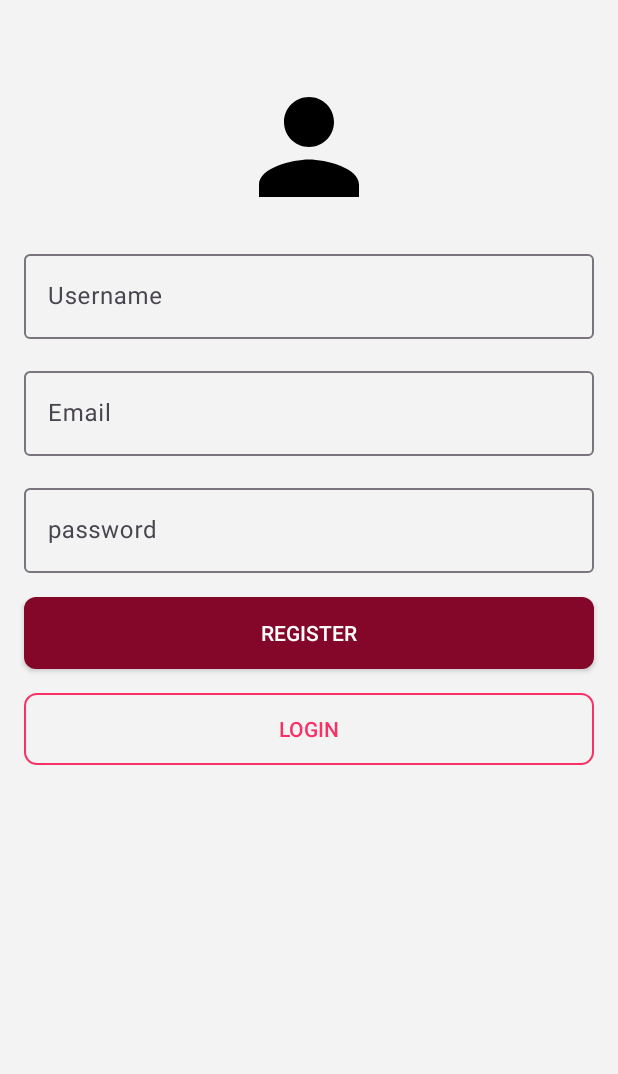
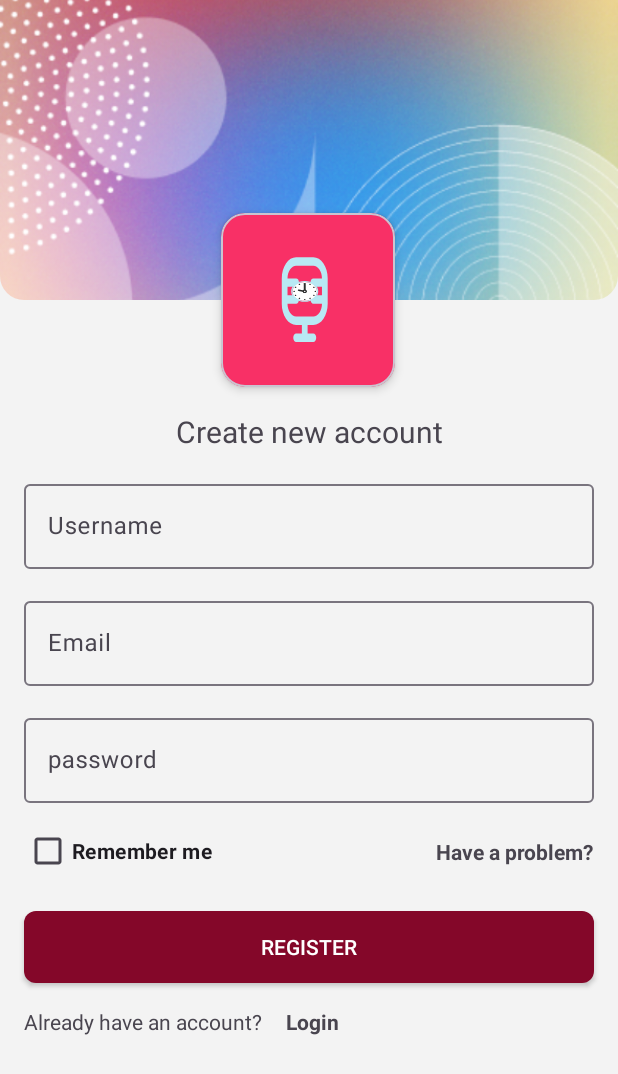
Before and after one commit to shamardn/Podcast-Time, an Android app: the SignupFragment screen opened through its navigation route, on a phone screen of 412 x 824 dp. Shown: the top 1074 px of the screen. Run offline under Robolectric (Android 15) with nearby library versions, the phone set to English and light mode, and no system bars; our stand-ins replace Dagger/Hilt's generated code, navigation-ui; network calls fail; pictures from the network do not load.

Commit message:
redesign signup screen

```diff
--- a/app/src/main/res/layout/fragment_login.xml
+++ b/app/src/main/res/layout/fragment_login.xml
@@ -48,7 +48,7 @@
         app:layout_constraintStart_toStartOf="parent"
         app:layout_constraintTop_toBottomOf="@id/card_login_app_logo" />
     <com.google.android.material.textfield.TextInputLayout
-        android:id="@+id/email_input_layout"
+        android:id="@+id/username_input_layout"
         android:layout_width="0dp"
         android:layout_height="wrap_content"
         android:layout_margin="@dimen/space8x"
@@ -58,7 +58,7 @@
         app:layout_constraintTop_toBottomOf="@id/text_login_title">
 
         <com.google.android.material.textfield.TextInputEditText
-            android:id="@+id/email_input"
+            android:id="@+id/username_input"
             android:layout_width="match_parent"
             android:layout_height="wrap_content"
             android:hint="@string/username"
@@ -74,7 +74,7 @@
         app:hintEnabled="true"
         app:layout_constraintEnd_toEndOf="parent"
         app:layout_constraintStart_toStartOf="parent"
-        app:layout_constraintTop_toBottomOf="@id/email_input_layout">
+        app:layout_constraintTop_toBottomOf="@id/username_input_layout">
 
         <com.google.android.material.textfield.TextInputEditText
             android:id="@+id/password_input"
@@ -85,10 +85,11 @@
     </com.google.android.material.textfield.TextInputLayout>
 
     <com.google.android.material.checkbox.MaterialCheckBox
-        android:id="@+id/checkbox_remember_me"
+        android:id="@+id/checkbox_login_remember_me"
         android:layout_width="wrap_content"
         android:layout_height="wrap_content"
-        android:layout_margin="@dimen/space4x"
+        android:layout_marginStart="@dimen/space8x"
+        android:layout_marginTop="@dimen/space4x"
         android:text="@string/remember_me"
         android:textStyle="bold"
         android:textSize="14sp"
@@ -103,9 +104,9 @@
         android:text="@string/forget_password"
         android:textSize="14sp"
         android:textStyle="bold"
-        app:layout_constraintBottom_toBottomOf="@+id/checkbox_remember_me"
+        app:layout_constraintBottom_toBottomOf="@+id/checkbox_login_remember_me"
         app:layout_constraintEnd_toEndOf="parent"
-        app:layout_constraintTop_toTopOf="@+id/checkbox_remember_me" />
+        app:layout_constraintTop_toTopOf="@+id/checkbox_login_remember_me" />
 
     <androidx.appcompat.widget.AppCompatButton
         android:id="@+id/btn_login"
@@ -117,7 +118,7 @@
         android:textColor="@color/white"
         app:layout_constraintEnd_toEndOf="parent"
         app:layout_constraintStart_toStartOf="parent"
-        app:layout_constraintTop_toBottomOf="@id/checkbox_remember_me" />
+        app:layout_constraintTop_toBottomOf="@id/checkbox_login_remember_me" />
 
     <TextView
         android:id="@+id/text_dont_have_acount"
--- a/app/src/main/res/layout/fragment_signup.xml
+++ b/app/src/main/res/layout/fragment_signup.xml
@@ -2,37 +2,69 @@
 <androidx.constraintlayout.widget.ConstraintLayout xmlns:android="http://schemas.android.com/apk/res/android"
     xmlns:app="http://schemas.android.com/apk/res-auto"
     android:layout_width="match_parent"
-    android:background="@color/background"
-    android:layout_height="match_parent">
+    android:layout_height="match_parent"
+    android:background="@color/background">
 
     <com.google.android.material.imageview.ShapeableImageView
-        android:id="@+id/img_signup_app_logo"
-        android:layout_width="100dp"
-        android:layout_height="100dp"
-        android:layout_marginTop="@dimen/space24x"
+        android:id="@+id/imageView"
+        android:layout_width="match_parent"
+        android:layout_height="200dp"
+        android:scaleType="centerCrop"
+        android:src="@drawable/bg"
         app:layout_constraintEnd_toEndOf="parent"
-        app:layout_constraintHorizontal_bias="0.5"
         app:layout_constraintStart_toStartOf="parent"
         app:layout_constraintTop_toTopOf="parent"
-        app:shapeAppearanceOverlay="@style/RoundedImageView"
-        android:src="@drawable/ic_person" />
+        app:shapeAppearanceOverlay="@style/RoundedImageViewBottom" />
+
+    <com.google.android.material.card.MaterialCardView
+        android:id="@+id/card_signup_app_logo"
+        android:layout_width="116dp"
+        android:layout_height="116dp"
+        app:cardCornerRadius="@dimen/space8x"
+        app:cardElevation="@dimen/space2x"
+        android:backgroundTint="@color/primary"
+        app:layout_constraintBottom_toBottomOf="@+id/imageView"
+        app:layout_constraintEnd_toEndOf="@+id/imageView"
+        app:layout_constraintHorizontal_bias="0.498"
+        app:layout_constraintStart_toStartOf="@+id/imageView"
+        app:layout_constraintTop_toBottomOf="@+id/imageView">
+
+        <ImageView
+            android:id="@+id/img_signup_app_logo"
+            android:layout_width="match_parent"
+            android:layout_height="match_parent"
+            android:src="@drawable/podcast_icon"
+            android:contentDescription="TODO" />
+    </com.google.android.material.card.MaterialCardView>
+
+    <TextView
+        android:id="@+id/text_signup_title"
+        android:layout_width="wrap_content"
+        android:layout_height="wrap_content"
+        android:layout_margin="@dimen/space8x"
+        android:textSize="20sp"
+        android:text="@string/create_new_account"
+        app:layout_constraintEnd_toEndOf="parent"
+        app:layout_constraintStart_toStartOf="parent"
+        app:layout_constraintTop_toBottomOf="@id/card_signup_app_logo" />
 
     <com.google.android.material.textfield.TextInputLayout
-        android:id="@+id/user_name_input_layout"
+        android:id="@+id/username_input_layout"
         android:layout_width="0dp"
         android:layout_height="wrap_content"
         android:layout_margin="@dimen/space8x"
         app:hintEnabled="true"
-        app:layout_constraintTop_toBottomOf="@id/img_signup_app_logo"
+        app:layout_constraintEnd_toEndOf="parent"
         app:layout_constraintStart_toStartOf="parent"
-        app:layout_constraintEnd_toEndOf="parent">
+        app:layout_constraintTop_toBottomOf="@id/text_signup_title">
 
         <com.google.android.material.textfield.TextInputEditText
-            android:id="@+id/user_name_input"
+            android:id="@+id/username_input"
             android:layout_width="match_parent"
             android:layout_height="wrap_content"
             android:hint="@string/username"
-            android:inputType="textPersonName"/>
+            android:inputType="textEmailAddress" />
+
     </com.google.android.material.textfield.TextInputLayout>
 
     <com.google.android.material.textfield.TextInputLayout
@@ -41,16 +73,16 @@
         android:layout_height="wrap_content"
         android:layout_margin="@dimen/space8x"
         app:hintEnabled="true"
-        app:layout_constraintTop_toBottomOf="@id/user_name_input_layout"
+        app:layout_constraintEnd_toEndOf="parent"
         app:layout_constraintStart_toStartOf="parent"
-        app:layout_constraintEnd_toEndOf="parent">
+        app:layout_constraintTop_toBottomOf="@id/username_input_layout">
 
         <com.google.android.material.textfield.TextInputEditText
             android:id="@+id/email_input"
             android:layout_width="match_parent"
             android:layout_height="wrap_content"
             android:hint="@string/email"
-            android:inputType="textEmailAddress"/>
+            android:inputType="textEmailAddress" />
 
     </com.google.android.material.textfield.TextInputLayout>
 
@@ -60,20 +92,44 @@
         android:layout_height="wrap_content"
         android:layout_margin="@dimen/space8x"
         app:hintEnabled="true"
-        app:layout_constraintTop_toBottomOf="@id/email_input_layout"
+        app:layout_constraintEnd_toEndOf="parent"
         app:layout_constraintStart_toStartOf="parent"
-        app:layout_constraintEnd_toEndOf="parent">
+        app:layout_constraintTop_toBottomOf="@id/email_input_layout">
 
         <com.google.android.material.textfield.TextInputEditText
             android:id="@+id/password_input"
             android:layout_width="match_parent"
             android:layout_height="wrap_content"
             android:hint="@string/password"
-            android:inputType="textPassword"/>
+            android:inputType="textPassword" />
     </com.google.android.material.textfield.TextInputLayout>
 
+    <com.google.android.material.checkbox.MaterialCheckBox
+        android:id="@+id/checkbox_signup_remember_me"
+        android:layout_width="wrap_content"
+        android:layout_height="wrap_content"
+        android:layout_marginStart="@dimen/space8x"
+        android:layout_marginTop="@dimen/space4x"
+        android:text="@string/remember_me"
+        android:textStyle="bold"
+        android:textSize="14sp"
+        app:layout_constraintStart_toStartOf="parent"
+        app:layout_constraintTop_toBottomOf="@id/password_input_layout" />
+
+    <TextView
+        android:id="@+id/text_have_problem"
+        android:layout_width="wrap_content"
+        android:layout_height="wrap_content"
+        android:layout_marginEnd="@dimen/space8x"
+        android:text="@string/have_a_problem"
+        android:textSize="14sp"
+        android:textStyle="bold"
+        app:layout_constraintBottom_toBottomOf="@+id/checkbox_signup_remember_me"
+        app:layout_constraintEnd_toEndOf="parent"
+        app:layout_constraintTop_toTopOf="@+id/checkbox_signup_remember_me" />
+
     <androidx.appcompat.widget.AppCompatButton
-        android:id="@+id/btn_signup"
+        android:id="@+id/btn_register"
         android:layout_width="0dp"
         android:layout_height="wrap_content"
         android:layout_margin="@dimen/space8x"
@@ -82,17 +138,24 @@
         android:textColor="@color/white"
         app:layout_constraintEnd_toEndOf="parent"
         app:layout_constraintStart_toStartOf="parent"
-        app:layout_constraintTop_toBottomOf="@id/password_input_layout" />
+        app:layout_constraintTop_toBottomOf="@id/checkbox_signup_remember_me" />
 
-    <androidx.appcompat.widget.AppCompatButton
-        android:id="@+id/btn_login"
-        android:layout_width="0dp"
+    <TextView
+        android:id="@+id/text_already_have_acount"
+        android:layout_width="wrap_content"
         android:layout_height="wrap_content"
         android:layout_margin="@dimen/space8x"
-        android:background="@drawable/outline_rounded_shape"
+        android:text="@string/already_have_an_account"
+        app:layout_constraintStart_toStartOf="parent"
+        app:layout_constraintTop_toBottomOf="@id/btn_register" />
+
+    <TextView
+        android:id="@+id/text_login"
+        android:layout_width="wrap_content"
+        android:layout_height="wrap_content"
+        android:layout_margin="@dimen/space8x"
         android:text="@string/login"
-        android:textColor="@color/primary"
-        app:layout_constraintEnd_toEndOf="parent"
-        app:layout_constraintStart_toStartOf="parent"
-        app:layout_constraintTop_toBottomOf="@+id/btn_signup" />
+        android:textStyle="bold"
+        app:layout_constraintStart_toEndOf="@+id/text_already_have_acount"
+        app:layout_constraintTop_toBottomOf="@id/btn_register" />
 </androidx.constraintlayout.widget.ConstraintLayout>
--- a/app/src/main/res/values/strings.xml
+++ b/app/src/main/res/values/strings.xml
@@ -70,4 +70,7 @@
     <string name="remember_me">Remember me</string>
     <string name="forget_password">forget password?</string>
     <string name="don_t_have_an_account">Don\'t have an account?</string>
+    <string name="create_new_account">Create new account</string>
+    <string name="have_a_problem">Have a problem?</string>
+    <string name="already_have_an_account">Already have an account?</string>
 </resources>
```
Also changed, not shown: 1 other file.
